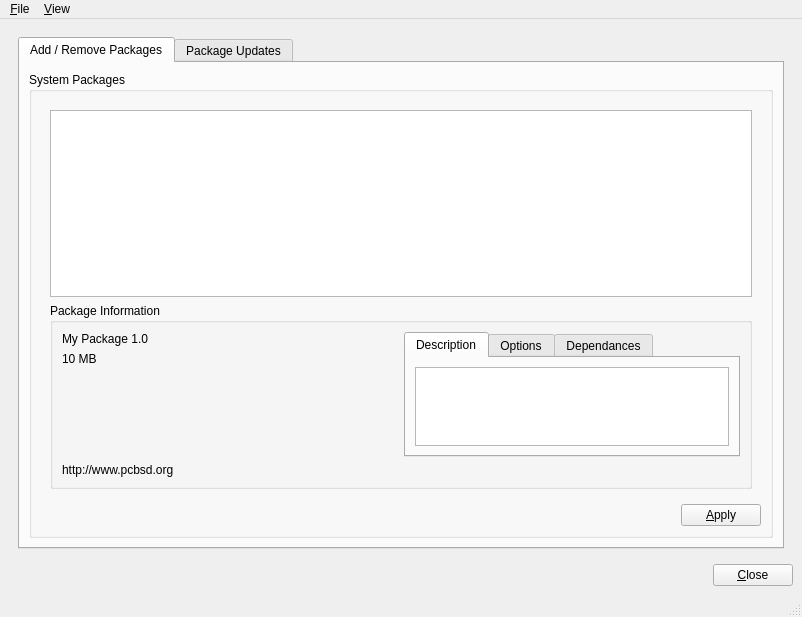
Above: src-qt4/pc-pkgmanager/mainWin.ui from trueos/pcbsd before the change. Below: the same form after it.
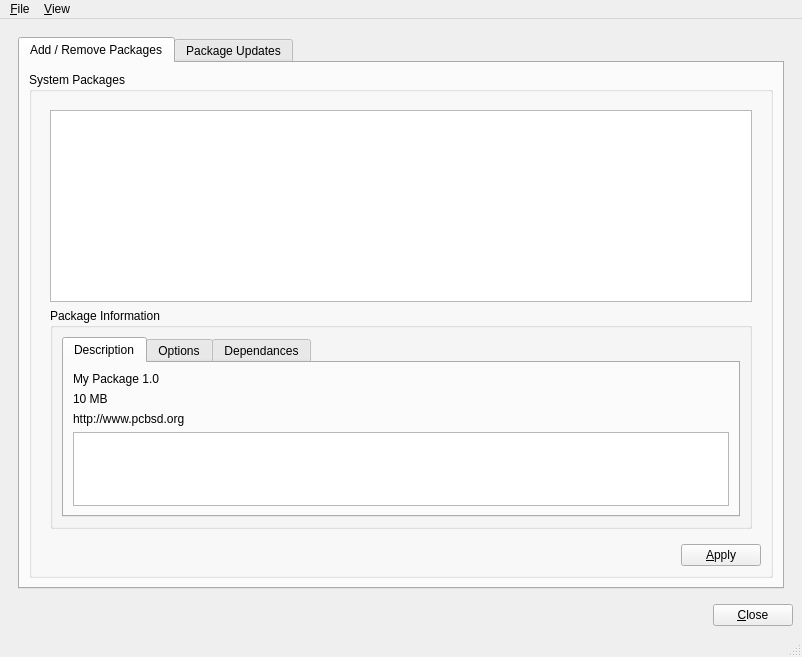
That is the form after the change. The open tabs and pages were chosen to show the change. Icons and pictures are not drawn.

Commit message: Update UI to look a bit more streamlined

Diff of the .ui file:
```diff
--- a/src-qt4/pc-pkgmanager/mainWin.ui
+++ b/src-qt4/pc-pkgmanager/mainWin.ui
@@ -7,7 +7,7 @@
     <x>0</x>
     <y>0</y>
     <width>802</width>
-    <height>586</height>
+    <height>643</height>
    </rect>
   </property>
   <property name="windowTitle">
@@ -91,7 +91,7 @@
                       <string>Package Information</string>
                      </property>
                      <layout class="QGridLayout" name="gridLayout_6">
-                      <item row="0" column="1" rowspan="3">
+                      <item row="0" column="0" rowspan="3">
                        <widget class="QTabWidget" name="tabWidget">
                         <property name="currentIndex">
                          <number>0</number>
@@ -101,9 +101,48 @@
                           <string>Description</string>
                          </attribute>
                          <layout class="QGridLayout" name="gridLayout_3">
-                          <item row="0" column="0">
+                          <item row="3" column="0">
                            <widget class="QTextBrowser" name="textDesc"/>
                           </item>
+                          <item row="1" column="0">
+                           <widget class="QLabel" name="labelSize">
+                            <property name="sizePolicy">
+                             <sizepolicy hsizetype="Fixed" vsizetype="Fixed">
+                              <horstretch>0</horstretch>
+                              <verstretch>0</verstretch>
+                             </sizepolicy>
+                            </property>
+                            <property name="text">
+                             <string>10 MB</string>
+                            </property>
+                           </widget>
+                          </item>
+                          <item row="0" column="0">
+                           <widget class="QLabel" name="labelPkgNameVer">
+                            <property name="sizePolicy">
+                             <sizepolicy hsizetype="MinimumExpanding" vsizetype="Fixed">
+                              <horstretch>0</horstretch>
+                              <verstretch>0</verstretch>
+                             </sizepolicy>
+                            </property>
+                            <property name="text">
+                             <string>My Package 1.0</string>
+                            </property>
+                           </widget>
+                          </item>
+                          <item row="2" column="0">
+                           <widget class="QLabel" name="labelWeb">
+                            <property name="text">
+                             <string>http://www.pcbsd.org</string>
+                            </property>
+                            <property name="alignment">
+                             <set>Qt::AlignLeading|Qt::AlignLeft|Qt::AlignVCenter</set>
+                            </property>
+                            <property name="wordWrap">
+                             <bool>true</bool>
+                            </property>
+                           </widget>
+                          </item>
                          </layout>
                         </widget>
                         <widget class="QWidget" name="tabOpts">
@@ -128,58 +167,6 @@
                         </widget>
                        </widget>
                       </item>
-                      <item row="0" column="0">
-                       <widget class="QLabel" name="labelPkgNameVer">
-                        <property name="sizePolicy">
-                         <sizepolicy hsizetype="MinimumExpanding" vsizetype="Fixed">
-                          <horstretch>0</horstretch>
-                          <verstretch>0</verstretch>
-                         </sizepolicy>
-                        </property>
-                        <property name="text">
-                         <string>My Package 1.0</string>
-                        </property>
-                       </widget>
-                      </item>
-                      <item row="1" column="0">
-                       <widget class="QLabel" name="labelSize">
-                        <property name="sizePolicy">
-                         <sizepolicy hsizetype="Fixed" vsizetype="Fixed">
-                          <horstretch>0</horstretch>
-                          <verstretch>0</verstretch>
-                         </sizepolicy>
-                        </property>
-                        <property name="text">
-                         <string>10 MB</string>
-                        </property>
-                       </widget>
-                      </item>
-                      <item row="2" column="0">
-                       <spacer name="verticalSpacer">
-                        <property name="orientation">
-                         <enum>Qt::Vertical</enum>
-                        </property>
-                        <property name="sizeHint" stdset="0">
-                         <size>
-                          <width>20</width>
-                          <height>118</height>
-                         </size>
-                        </property>
-                       </spacer>
-                      </item>
-                      <item row="3" column="0" colspan="2">
-                       <widget class="QLabel" name="labelWeb">
-                        <property name="text">
-                         <string>http://www.pcbsd.org</string>
-                        </property>
-                        <property name="alignment">
-                         <set>Qt::AlignLeading|Qt::AlignLeft|Qt::AlignVCenter</set>
-                        </property>
-                        <property name="wordWrap">
-                         <bool>true</bool>
-                        </property>
-                       </widget>
-                      </item>
                      </layout>
                     </widget>
                    </item>
```
Left out of the diff: 2 changed lines with no effect on the pictures.
